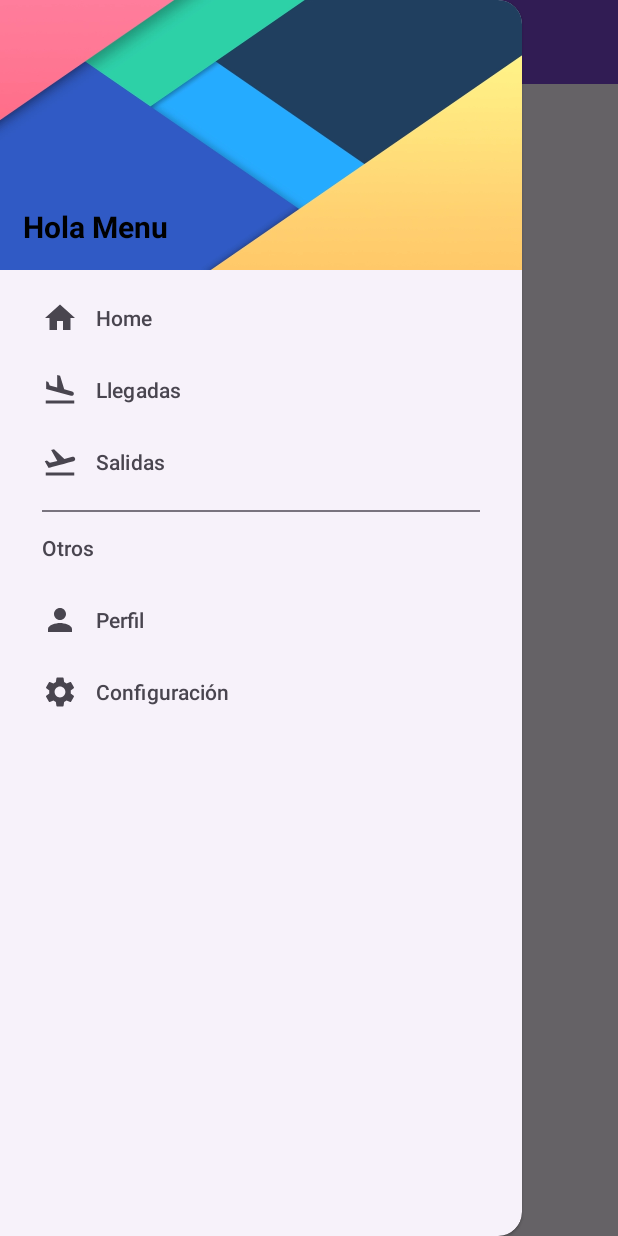
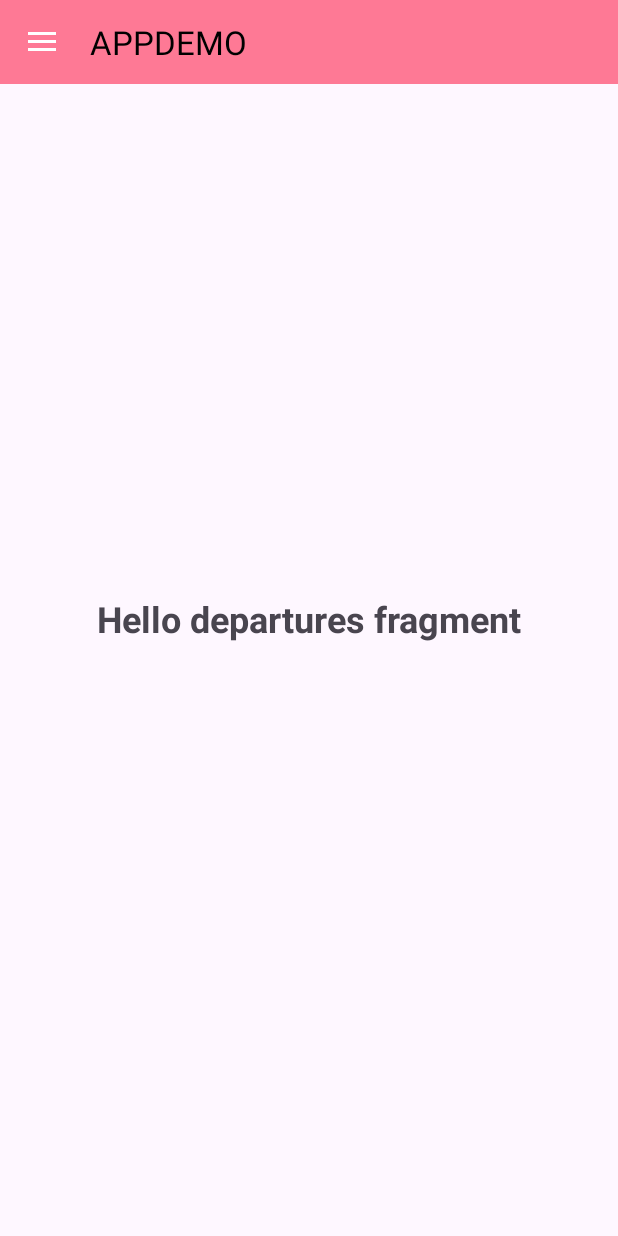
Before and after one commit to javimutis/NavDrawer, an Android app: the screen it shows after launch (MainActivity), in the side drawer, after a tap on "Salidas", on a phone screen of 412 x 824 dp. Run offline under Robolectric (Android 15) with nearby library versions, the phone set to English and light mode, and no system bars.

Commit message:
nav drawer y fragments

```diff
--- a/app/src/main/AndroidManifest.xml
+++ b/app/src/main/AndroidManifest.xml
@@ -13,7 +13,7 @@
         android:theme="@style/Theme.NavDrawer"
         tools:targetApi="31">
         <activity
-            android:name=".MainActivity"
+            android:name="com.example.navdrawer.MainActivity"
             android:exported="true">
             <intent-filter>
                 <action android:name="android.intent.action.MAIN" />
--- a/app/src/main/java/com/example/navdrawer/ActionBarActivity.kt
+++ b/app/src/main/java/com/example/navdrawer/ActionBarActivity.kt
@@ -1,12 +1,9 @@
 package com.example.navdrawer
-
 import androidx.appcompat.app.AppCompatActivity
 import androidx.appcompat.widget.Toolbar
-import com.example.navdrawer.interfaces.IActionBarApp
-
 open class ActionBarActivity : AppCompatActivity(), IActionBarApp {
 
-    protected lateinit var _toolbar:Toolbar
+    lateinit var _toolbar: Toolbar
 
     override fun loadActionBarInActivity(toolbar: Toolbar) {
 
@@ -15,4 +12,6 @@ open class ActionBarActivity : AppCompatActivity(), IActionBarApp {
             setSupportActionBar(toolbar)
         }
     }
+
+
 }
--- a/app/src/main/java/com/example/navdrawer/interfaces/IActionBarApp.kt
+++ b/app/src/main/java/com/example/navdrawer/IActionBarApp.kt
@@ -1,4 +1,4 @@
-package com.example.navdrawer.interfaces
+package com.example.navdrawer
 
 import androidx.appcompat.widget.Toolbar
 
--- a/app/src/main/java/com/example/navdrawer/MainActivity.kt
+++ b/app/src/main/java/com/example/navdrawer/MainActivity.kt
@@ -1,20 +1,94 @@
 package com.example.navdrawer
 
 import android.os.Bundle
-import androidx.appcompat.widget.Toolbar
-import com.example.navdrawer.databinding.ActivityMainBinding
-import com.example.navdrawer.interfaces.IActionBarApp
+import android.view.MenuItem
+import android.widget.TextView
+import android.widget.Toast
+import androidx.appcompat.app.ActionBarDrawerToggle
+import androidx.core.view.GravityCompat
+import androidx.fragment.app.Fragment
+import cl.bootcamp.navdrawer.R
+import cl.bootcamp.navdrawer.databinding.ActivityMainBinding
+import com.example.navdrawer.fragments.ArrivalsFragment
+import com.example.navdrawer.fragments.DeparturesFragment
+import com.example.navdrawer.fragments.HomeFragment
+import com.google.android.material.navigation.NavigationView
 
 private lateinit var bindingMain: ActivityMainBinding
 
-class MainActivity : ActionBarActivity(), IActionBarApp {
-        override fun onCreate(savedInstanceState: Bundle?) {
+class MainActivity : ActionBarActivity(), IActionBarApp,
+    NavigationView.OnNavigationItemSelectedListener {
+    override fun onCreate(savedInstanceState: Bundle?) {
         super.onCreate(savedInstanceState)
         bindingMain = ActivityMainBinding.inflate(layoutInflater)
         setContentView(bindingMain.root)
-            _toolbar = findViewById(R.id.toolbar)
-            loadActionBarInActivity(_toolbar)
+        _toolbar = findViewById(R.id.toolbar_id)
+        loadActionBarInActivity(_toolbar)
+        configurationDrawer()
+        setAppInformation()
+                if(savedInstanceState==null) fragmentTransaction(HomeFragment())
+    }
+
+    private fun configurationDrawer() {
+
+        var toogle = ActionBarDrawerToggle(
+            this, bindingMain.drawer, _toolbar,
+            R.string.drawerClose, R.string.drawerOpen
+        )
+        toogle.isDrawerIndicatorEnabled
+        bindingMain.drawer.addDrawerListener(toogle)
+
+        bindingMain.navigation.menu.getItem(0).isChecked = true
+
+        toogle.syncState()
+        bindingMain.navigation.setNavigationItemSelectedListener(this)
+
+    }
+
+    private fun fragmentTransaction(fragment: Fragment) {
+        supportFragmentManager.beginTransaction().replace(R.id.container, fragment).commit()
+    }
+
+    private fun loadFragmentById(idFragment: Int) {
+        when (idFragment) {
+            R.id.home -> fragmentTransaction(HomeFragment())
+            R.id.arrivals -> fragmentTransaction(ArrivalsFragment())
+            R.id.departures -> fragmentTransaction(DeparturesFragment())
 
 
+        }
+
     }
+
+    private fun loadOtherOptions(idOption: Int) {
+        when (idOption) {
+            R.id.profile -> Toast.makeText(
+                this, "Aca va el perfil de Usuario",
+                Toast.LENGTH_LONG
+            ).show()
+
+            R.id.setting -> Toast.makeText(
+                this, "Aca va la configuración",
+                Toast.LENGTH_LONG
+            ).show()
+        }
+    }
+
+    private fun setAppInformation() {
+        var name =
+            bindingMain.navigation.getHeaderView(0).findViewById<TextView>(R.id.txtInformation)
+
+        name?.let {
+            name.text= "Usuario de la BD o de la API"
+        }
+    }
+
+    override fun onNavigationItemSelected(item: MenuItem): Boolean {
+        loadFragmentById(item.itemId)
+        loadOtherOptions(item.itemId)
+        bindingMain.drawer.closeDrawer(GravityCompat.START)
+        return true
+    }
+
+
 }
--- /dev/null
+++ b/app/src/main/java/com/example/navdrawer/fragments/DeparturesFragment.kt
@@ -0,0 +1,22 @@
+package com.example.navdrawer.fragments
+
+import android.os.Bundle
+import androidx.fragment.app.Fragment
+import android.view.LayoutInflater
+import android.view.View
+import android.view.ViewGroup
+import cl.bootcamp.navdrawer.R
+
+
+
+class DeparturesFragment : Fragment() {
+
+    override fun onCreateView(
+        inflater: LayoutInflater, container: ViewGroup?,
+        savedInstanceState: Bundle?
+    ): View? {
+        // Inflate the layout for this fragment
+        return inflater.inflate(R.layout.fragment_departures, container, false)
+    }
+
+}
--- /dev/null
+++ b/app/src/main/java/com/example/navdrawer/fragments/HomeFragment.kt
@@ -0,0 +1,19 @@
+package com.example.navdrawer.fragments
+
+import android.os.Bundle
+import androidx.fragment.app.Fragment
+import android.view.LayoutInflater
+import android.view.View
+import android.view.ViewGroup
+import cl.bootcamp.navdrawer.R
+
+class HomeFragment : Fragment() {
+
+    override fun onCreateView(
+        inflater: LayoutInflater, container: ViewGroup?,
+        savedInstanceState: Bundle?
+    ): View? {
+        // Inflate the layout for this fragment
+        return inflater.inflate(R.layout.fragment_home, container, false)
+    }
+}
--- a/app/src/main/res/drawable/baseline_flight_land_24.xml
+++ b/app/src/main/res/drawable/baseline_flight_land_24.xml
@@ -1,6 +1,6 @@
-<vector android:height="24dp" android:tint="#27C7C7"
+<vector android:height="24dp" android:tint="@color/icon_tint_color"
     android:viewportHeight="24" android:viewportWidth="24"
     android:width="24dp" xmlns:android="http://schemas.android.com/apk/res/android">
-    <path         android:fillColor="#27C7C7"
+    <path         android:fillColor="@color/icon_tint_color"
         android:pathData="M2.5,19h19v2h-19V19zM19.34,15.85c0.8,0.21 1.62,-0.26 1.84,-1.06c0.21,-0.8 -0.26,-1.62 -1.06,-1.84l-5.31,-1.42l-2.76,-9.02L10.12,2v8.28L5.15,8.95L4.22,6.63L2.77,6.24v5.17L19.34,15.85z"/>
 </vector>
--- a/app/src/main/res/layout/activity_main.xml
+++ b/app/src/main/res/layout/activity_main.xml
@@ -3,10 +3,13 @@
 <androidx.drawerlayout.widget.DrawerLayout xmlns:android="http://schemas.android.com/apk/res/android"
     xmlns:app="http://schemas.android.com/apk/res-auto"
     xmlns:tools="http://schemas.android.com/tools"
+    android:id="@+id/drawer"
     android:layout_width="match_parent"
     android:layout_height="match_parent"
+
     android:fitsSystemWindows="true"
     tools:openDrawer="start">
+
 
     <androidx.constraintlayout.widget.ConstraintLayout
         android:layout_width="match_parent"
@@ -14,7 +17,7 @@
         tools:context=".MainActivity">
 
         <include
-            android:id="@+id/toolbar"
+            android:id="@+id/toolbar_id"
             layout="@layout/appbar_app">
 
         </include>
@@ -22,11 +25,14 @@
         <FrameLayout
             android:id="@+id/container"
             android:layout_width="match_parent"
-            android:layout_height="match_parent"></FrameLayout>
+            android:layout_height="match_parent">
+
+        </FrameLayout>
 
     </androidx.constraintlayout.widget.ConstraintLayout>
 
     <com.google.android.material.navigation.NavigationView
+        android:id="@+id/navigation"
         android:layout_width="wrap_content"
         android:layout_height="match_parent"
         android:layout_gravity="start"
@@ -34,6 +40,8 @@
         app:headerLayout="@layout/header_nav"
         app:menu="@menu/menu_drawer">
 
+
     </com.google.android.material.navigation.NavigationView>
 
+
 </androidx.drawerlayout.widget.DrawerLayout>
--- a/app/src/main/res/layout/appbar_app.xml
+++ b/app/src/main/res/layout/appbar_app.xml
@@ -1,14 +1,13 @@
-<?xml version="1.0" encoding="utf-8"?>
-
 <androidx.appcompat.widget.Toolbar
     xmlns:android="http://schemas.android.com/apk/res/android"
     xmlns:app="http://schemas.android.com/apk/res-auto"
     android:id="@+id/toolbar_id"
     android:layout_width="match_parent"
     android:layout_height="?android:attr/actionBarSize"
-    android:background="#7A47D4"
+    android:background="#FE7995"
     android:elevation="4dp"
     app:title="APPDEMO"
+    app:titleTextColor="@color/black"
     android:theme="@style/ThemeOverlay.AppCompat.Dark.ActionBar"
     app:popupTheme="@style/ThemeOverlay.AppCompat.Light"
     />
--- /dev/null
+++ b/app/src/main/res/layout/fragment_departures.xml
@@ -0,0 +1,23 @@
+<?xml version="1.0" encoding="utf-8" ?>
+<androidx.constraintlayout.widget.ConstraintLayout
+    xmlns:android="http://schemas.android.com/apk/res/android"
+    xmlns:app="http://schemas.android.com/apk/res-auto"
+    xmlns:tools="http://schemas.android.com/tools"
+    android:layout_width="match_parent"
+    android:layout_height="match_parent"
+    tools:context="com.example.navdrawer.fragments.DeparturesFragment">
+
+
+<!-- TODO: Update blank fragment layout -->
+    <TextView
+        android:layout_width="wrap_content"
+        android:layout_height="wrap_content"
+        android:text="@string/hello_departures"
+        android:textSize="24sp"
+        android:textStyle="bold"
+        app:layout_constraintBottom_toBottomOf="parent"
+        app:layout_constraintEnd_toEndOf="parent"
+        app:layout_constraintStart_toStartOf="parent"
+        app:layout_constraintTop_toTopOf="parent" />
+
+</androidx.constraintlayout.widget.ConstraintLayout>
--- a/app/src/main/res/layout/header_nav.xml
+++ b/app/src/main/res/layout/header_nav.xml
@@ -1,6 +1,5 @@
-<?xml version="1.0" encoding="utf-8"?>
 <LinearLayout
- xmlns:android="http://schemas.android.com/apk/res/android"
+    xmlns:android="http://schemas.android.com/apk/res/android"
     android:id="@+id/header_nav"
     android:layout_width="match_parent"
     android:layout_height="180dp"
@@ -10,9 +9,10 @@
     android:padding="15dp">
 
     <TextView
+        android:id="@+id/txtInformation"
         android:layout_width="match_parent"
         android:layout_height="wrap_content"
-        android:text="Hola Menu"
+        android:text="@string/hola_menu"
         android:textColor="@color/black"
         android:textSize="20sp"
         android:gravity="center_vertical"
--- a/app/src/main/res/menu/menu_drawer.xml
+++ b/app/src/main/res/menu/menu_drawer.xml
@@ -11,16 +11,16 @@
             android:title="@string/home" />
 
         <item
+            android:id="@+id/departures"
+            android:icon="@drawable/baseline_flight_takeoff_24"
+            app:itemIconTint="@color/icon_tint_color"
+            android:title="@string/departures" />
+
+        <item
             android:id="@+id/arrivals"
             android:icon="@drawable/baseline_flight_land_24"
             app:itemIconTint="@color/icon_tint_color"
-            android:title="@string/llegadas" />
-
-        <item
-            android:id="@+id/departures"
-            android:icon="@drawable/baseline_flight_takeoff_24"
-            app:itemIconTint="@color/icon_tint_color"
-            android:title="Salidas" />
+            android:title="@string/arrivals" />
     </group>
 
     <item android:title="Otros">
--- a/app/src/main/res/values/strings.xml
+++ b/app/src/main/res/values/strings.xml
@@ -1,5 +1,13 @@
 <resources>
     <string name="app_name">NavDrawer</string>
     <string name="home">Home</string>
-    <string name="llegadas">Llegadas</string>
+    <string name="drawerClose">el menu se cierra</string>
+    <string name="drawerOpen">el menu se abre</string>
+    <string name="arrivals">Llegadas</string>
+    <string name="departures">Salidas</string>
+    <!-- TODO: Remove or change this placeholder text -->
+    <string name="hello_blank">Hello blank fragment</string>
+    <string name="hello_arrivals" >Hello arrivals fragment</string>
+    <string name="hello_departures">Hello departures fragment</string>
+   <string name="hola_menu">Hola Menu</string>
 </resources>
```
Also changed, not shown: app/build.gradle (+9 -8 lines), app/src/main/java/com/example/navdrawer/fragments/ArrivalsFragment.kt (added, +21 -0 lines), app/src/main/res/layout/fragment_arrivals.xml (added, +22 -0 lines), app/src/main/res/layout/fragment_home.xml (added, +22 -0 lines).
